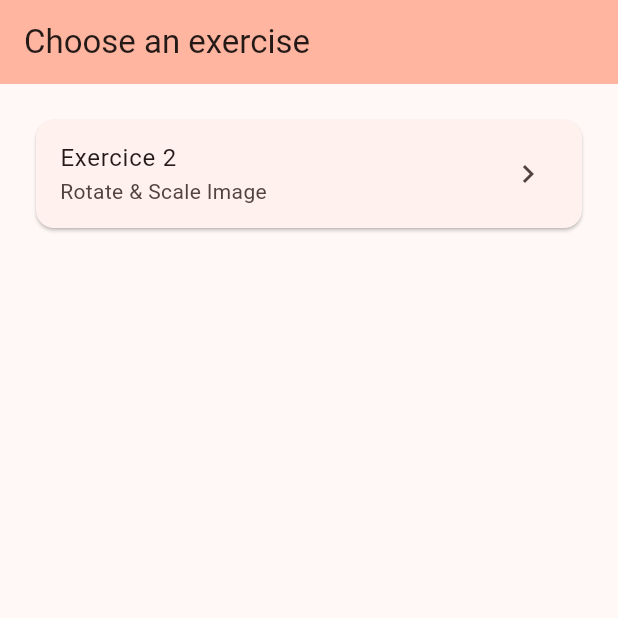
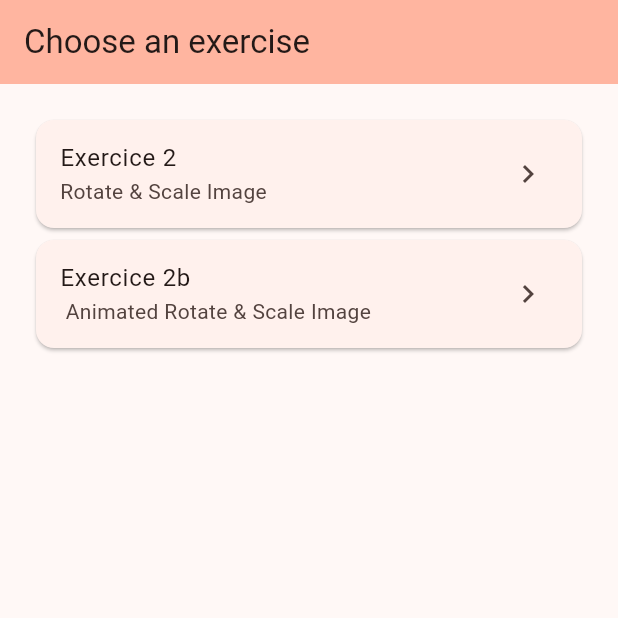
Before and after one commit to A3-M1/taquin, a Flutter app: the screen it shows after launch, after a tap on "Exercice 2", after a tap on the "home" icon, on a phone screen of 412 x 824 dp, the top half of it. Run offline on Flutter 3.47's test engine with Material 3 defaults, Android fonts, the phone set to English and light mode, and no system bars; network calls fail.

Commit message:
modif code

```diff
--- a/lib/exo2.dart
+++ b/lib/exo2.dart
@@ -31,17 +31,20 @@ class _Exo2State extends State<Exo2> {
 
   @override
   Widget build(BuildContext context) {
+    // ignore: unused_local_variable
     double screenSize = MediaQuery.of(context).size.width * 0.9;
 
     return Column(
       mainAxisAlignment: MainAxisAlignment.center,
       children: [
         Expanded(
-          child: Padding(
-            padding: const EdgeInsets.all(30.0),
-            child: Container(
+          child: LayoutBuilder(
+            builder: (BuildContext context, BoxConstraints constraints) {
+              return Container(
                 clipBehavior: Clip.hardEdge,
                 decoration: BoxDecoration(color: Colors.white),
+                child: Padding(
+                  padding: const EdgeInsets.all(30),
                   child: Center(
                     child: Transform(
                       alignment: Alignment.center,
@@ -51,13 +54,13 @@ class _Exo2State extends State<Exo2> {
                         ..scale(_isMirrored ? -_scale : _scale, _scale),
                       child: Image.network(
                         'https://picsum.photos/300/300',
-                    width: screenSize,
-                    height: screenSize,
                         fit: BoxFit.cover,
                       ),
                     ),
                   ),
                 ),
+              );
+            },
           ),
         ),
         const Text("Rotation"),
--- a/lib/exolist.dart
+++ b/lib/exolist.dart
@@ -1,6 +1,12 @@
+import 'exo2b.dart';
 import 'exo.dart';
 import 'exo2.dart';
 
 final exerciseList = [
-  Exercice(name: 'Exercice 2', description: 'Rotate & Scale Image', page: Exo2()),
+  Exercice(
+      name: 'Exercice 2', description: 'Rotate & Scale Image', page: Exo2()),
+  Exercice(
+      name: 'Exercice 2b',
+      description: ' Animated Rotate & Scale Image',
+      page: Exo2b()),
 ];
--- a/lib/main.dart
+++ b/lib/main.dart
@@ -14,7 +14,7 @@
     return ChangeNotifierProvider(
       create: (context) => MyAppState(),
       child: MaterialApp(
-        title: 'Transform Image',
+        title: 'Exercices Taquin',
         theme: ThemeData(
           colorScheme: ColorScheme.fromSeed(seedColor: Colors.deepOrange),
           useMaterial3: true,
@@ -64,12 +64,14 @@
       appBar: AppBar(
         backgroundColor: Theme.of(context).colorScheme.inversePrimary,
         title: Text(title),
-        leading: inExercise ? IconButton(
-          icon: const Icon(Icons.home),
-          onPressed: () {
-            appState.selectExo(-1);
-          },
-        ) : null,
+        leading: inExercise
+            ? IconButton(
+                icon: const Icon(Icons.home),
+                onPressed: () {
+                  appState.selectExo(-1);
+                },
+              )
+            : null,
       ),
       body: page,
     );
```
Also changed, not shown: lib/exo2b.dart (+133 -0 lines). Lines whose indentation alone changed are shown as unchanged.
